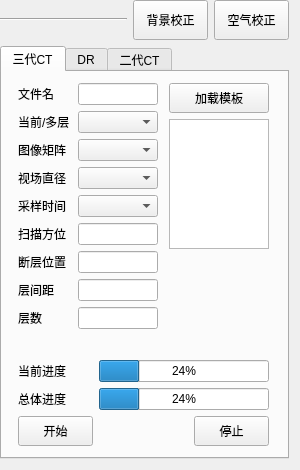
maozi2327/ZCIPS, file ZCIPS/CTScan/linedetscanwidget.ui: the form before one commit.
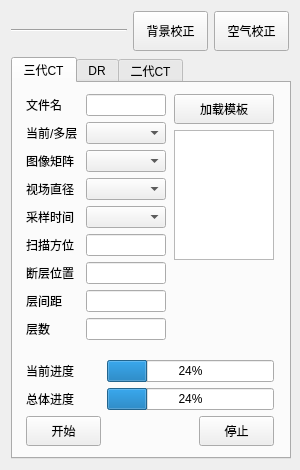
The form after the commit. The open tabs and pages were chosen to show the change.

Diff of the .ui file:
```diff
--- a/ZCIPS/CTScan/linedetscanwidget.ui
+++ b/ZCIPS/CTScan/linedetscanwidget.ui
@@ -34,14 +34,8 @@
   <property name="windowTitle">
    <string/>
   </property>
-  <layout class="QGridLayout" name="gridLayout_8">
-   <property name="leftMargin">
-    <number>0</number>
-   </property>
-   <property name="topMargin">
-    <number>0</number>
-   </property>
-   <item row="0" column="0">
+  <layout class="QVBoxLayout" name="verticalLayout_7" stretch="0,0,1">
+   <item>
     <layout class="QHBoxLayout" name="horizontalLayout" stretch="1,0,0">
      <item>
       <widget class="Line" name="line">
@@ -102,7 +96,7 @@
      </item>
     </layout>
    </item>
-   <item row="1" column="0">
+   <item>
     <widget class="QTabWidget" name="scanModeTab">
      <property name="sizePolicy">
       <sizepolicy hsizetype="Expanding" vsizetype="Maximum">
@@ -516,6 +510,9 @@
            <property name="orientation">
             <enum>Qt::Vertical</enum>
            </property>
+           <property name="sizeType">
+            <enum>QSizePolicy::Expanding</enum>
+           </property>
            <property name="sizeHint" stdset="0">
             <size>
              <width>20</width>
@@ -574,6 +571,9 @@
            <property name="orientation">
             <enum>Qt::Vertical</enum>
            </property>
+           <property name="sizeType">
+            <enum>QSizePolicy::Expanding</enum>
+           </property>
            <property name="sizeHint" stdset="0">
             <size>
              <width>20</width>
@@ -1749,6 +1749,19 @@
      </widget>
     </widget>
    </item>
+   <item>
+    <spacer name="verticalSpacer_7">
+     <property name="orientation">
+      <enum>Qt::Vertical</enum>
+     </property>
+     <property name="sizeHint" stdset="0">
+      <size>
+       <width>20</width>
+       <height>40</height>
+      </size>
+     </property>
+    </spacer>
+   </item>
   </layout>
  </widget>
  <layoutdefault spacing="6" margin="11"/>
```
Left out of the diff: 66 changed lines with no effect on the pictures.
